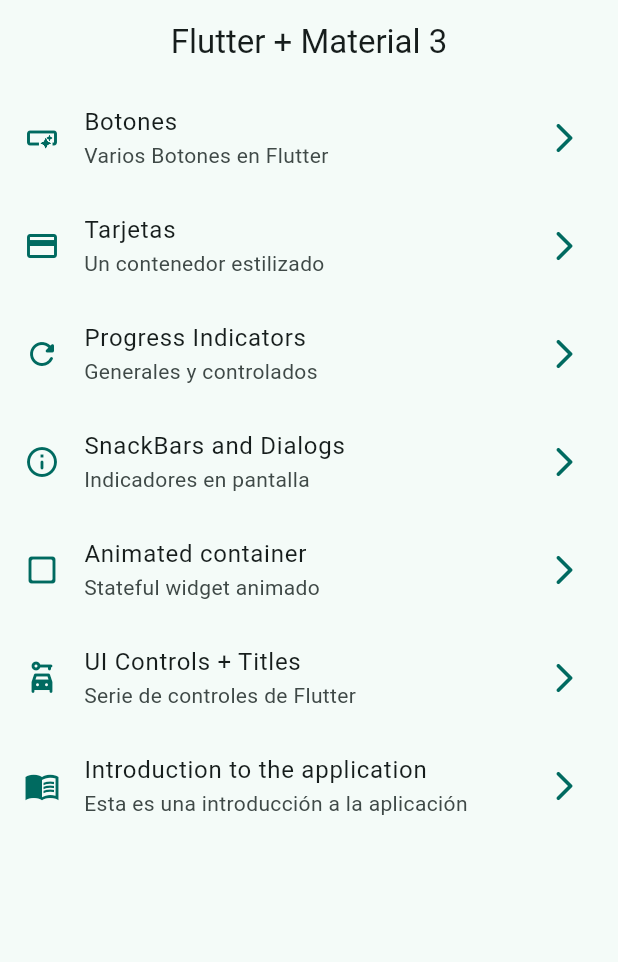
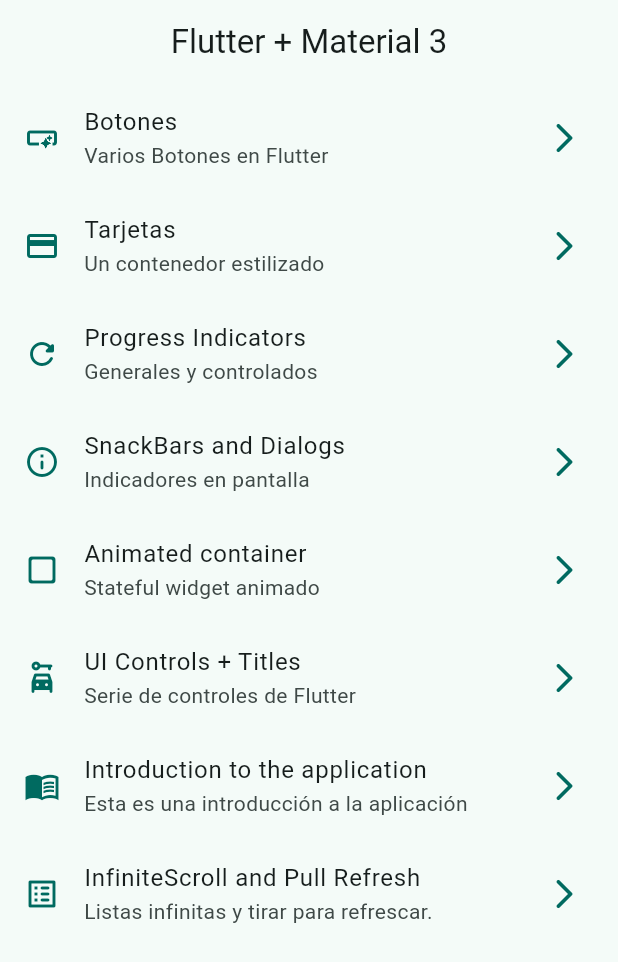
Before and after one commit to SebastianCaracuel/Flutter-Mobile-Beginner-to-Expert, a Flutter app: the screen it shows after launch, on a phone screen of 412 x 824 dp. Shown: the top 962 px of the screen. Run offline on Flutter 3.47's test engine with Material 3 defaults, Android fonts, the phone set to English and light mode, and no system bars; our stand-ins replace animate_do, dio, go_router, video_player.

Commit message:
Create new component on the menu
Creamos un nuevo componente en el menu para poder hacer las respectivas navegaciones a nuestra screen "infinite_scroll".

```diff
--- a/06_Widgets_app/w_app/lib/config/menu/menu_items.dart
+++ b/06_Widgets_app/w_app/lib/config/menu/menu_items.dart
@@ -68,4 +68,11 @@
       subTitle: 'Esta es una introducción a la aplicación',
       link: '/tutorial',
       icon: Icons.menu_book_sharp),
+
+  //  Octavo Widgets a utilizar - Infinite Scroll
+  MenuItem(
+      title: 'InfiniteScroll and Pull Refresh',
+      subTitle: 'Listas infinitas y tirar para refrescar.',
+      link: '/infinite',
+      icon: Icons.list_alt_rounded),
 ];
```
